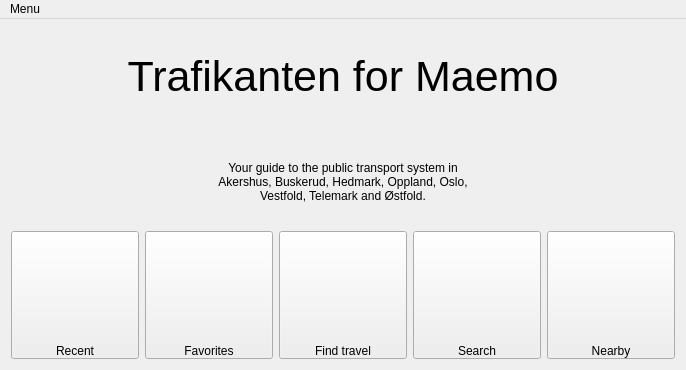
Above: trafikantenwindow.ui from dragly/trafikanten-maemo before the change. Below: the same form after it.
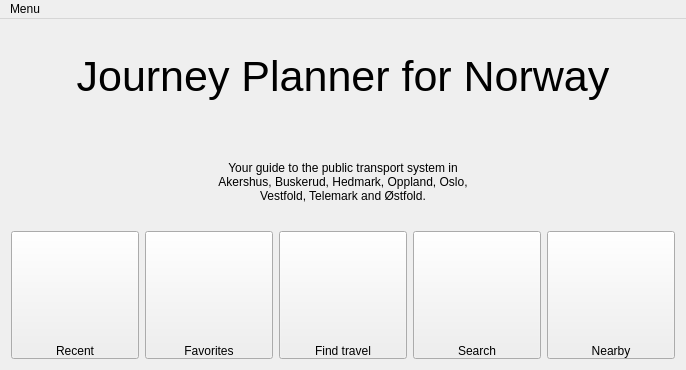
That is the form after the change. Icons and pictures are not drawn.

```diff
--- a/trafikantenwindow.ui
+++ b/trafikantenwindow.ui
@@ -39,7 +39,7 @@
        </font>
       </property>
       <property name="text">
-       <string>Trafikanten for Maemo</string>
+       <string>Journey Planner for Norway</string>
       </property>
       <property name="alignment">
        <set>Qt::AlignCenter</set>
```
Left out of the diff: 2 changed lines with no effect on the pictures.
